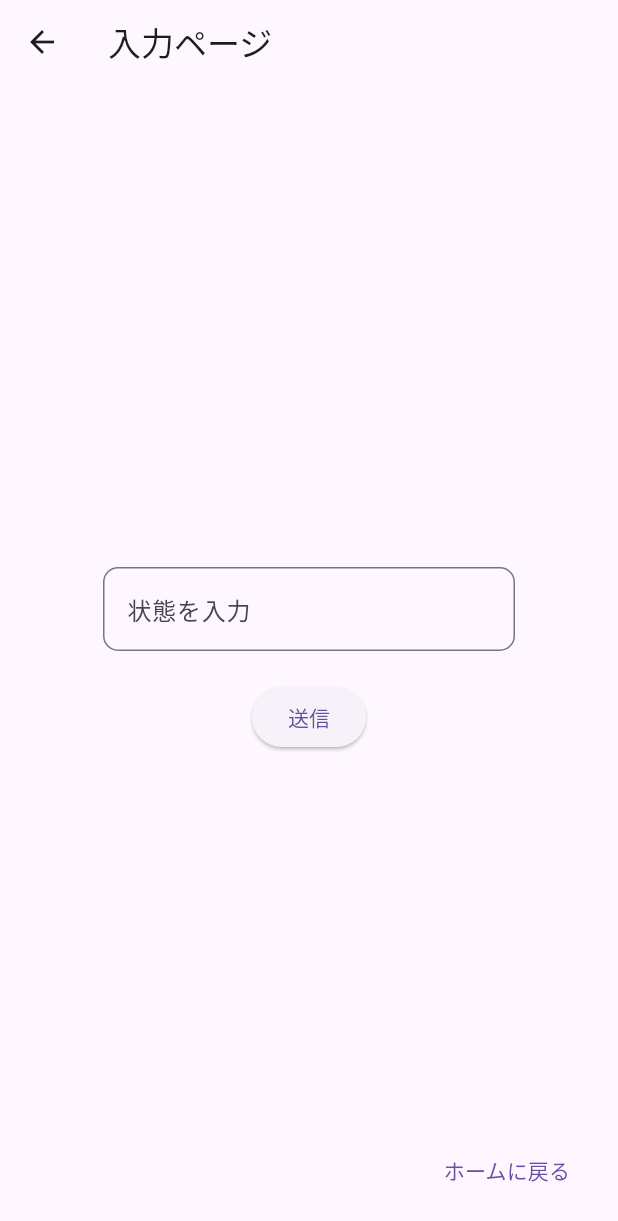
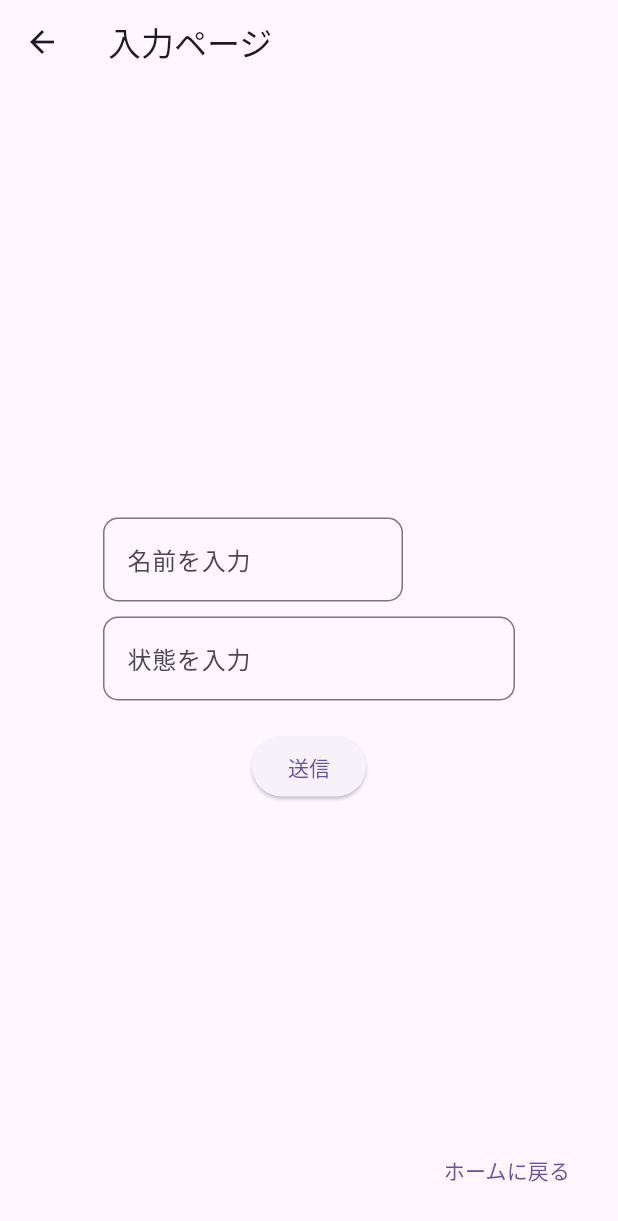
Before and after one commit to bo-cho/Flutter_report_app, a Flutter app: the FirstPage screen opened directly, on a phone screen of 412 x 824 dp. Shown: the top 1221 px of the screen. Run offline on Flutter 3.47's test engine with Material 3 defaults, Android fonts, the phone set to English and light mode, and no system bars.

Commit message:
名前欄の追加

```diff
--- a/flutter_report_app/lib/firstpage.dart
+++ b/flutter_report_app/lib/firstpage.dart
@@ -19,6 +19,21 @@ class FirstPage extends StatelessWidget {
             child: Column(
               mainAxisAlignment: MainAxisAlignment.center, // 中央に配置
               children: <Widget>[
+                Align(
+                  alignment: Alignment.centerLeft,
+                  child: Container(
+                    width: 200,
+                    child: TextField(
+                      decoration: InputDecoration(
+                      labelText: "名前を入力",
+                      border: OutlineInputBorder(
+                        borderRadius: BorderRadius.circular(10.0),
+                      ),
+                    ),
+                    ),
+                  ),
+                ),
+                SizedBox(height: 10,),
                 TextField(
                   decoration: InputDecoration(
                     labelText: "状態を入力",
```
Also changed, not shown: 1 other file.
